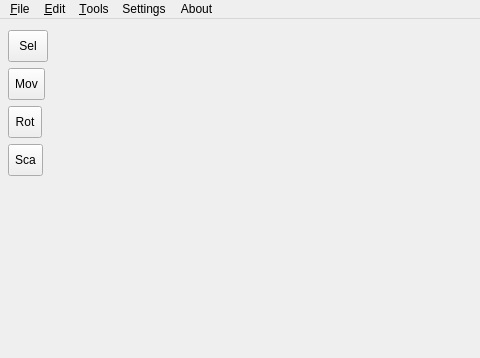
konstvest/ei_maper, file main_window.ui: the form before one commit; both pictures show x 0 to 480 and y 0 to 358 of the 1250 by 686 pixel window.
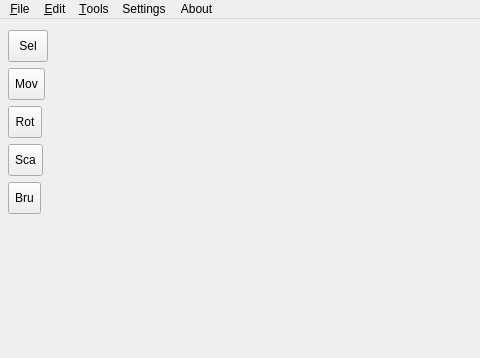
The form after the commit. Custom widgets are drawn as their Qt base class.

Commit message: Add tile brush mode ('m' button) with pick and set tile opertations

Diff of the .ui file:
```diff
--- a/main_window.ui
+++ b/main_window.ui
@@ -119,6 +119,19 @@
           </property>
          </widget>
         </item>
+        <item>
+         <widget class="QToolButton" name="tileBrushButton">
+          <property name="minimumSize">
+           <size>
+            <width>32</width>
+            <height>32</height>
+           </size>
+          </property>
+          <property name="text">
+           <string>Bru</string>
+          </property>
+         </widget>
+        </item>
         <item>
          <spacer name="verticalSpacer">
           <property name="orientation">
```
The commit also changes 16 other files.
